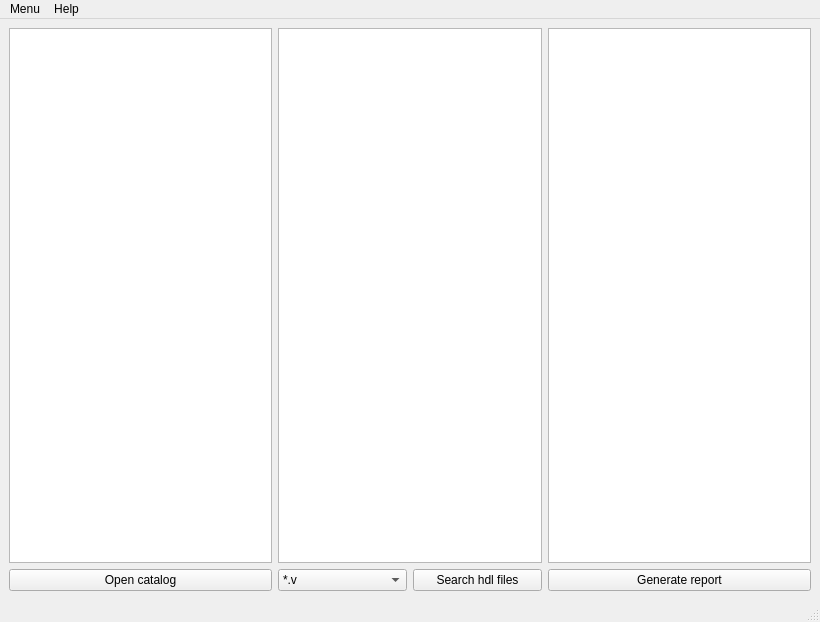
Before: the Qt Designer form VersionExtractor/gui_compon.ui in alexe1ka/VersionExtractor, drawn with Qt 5.
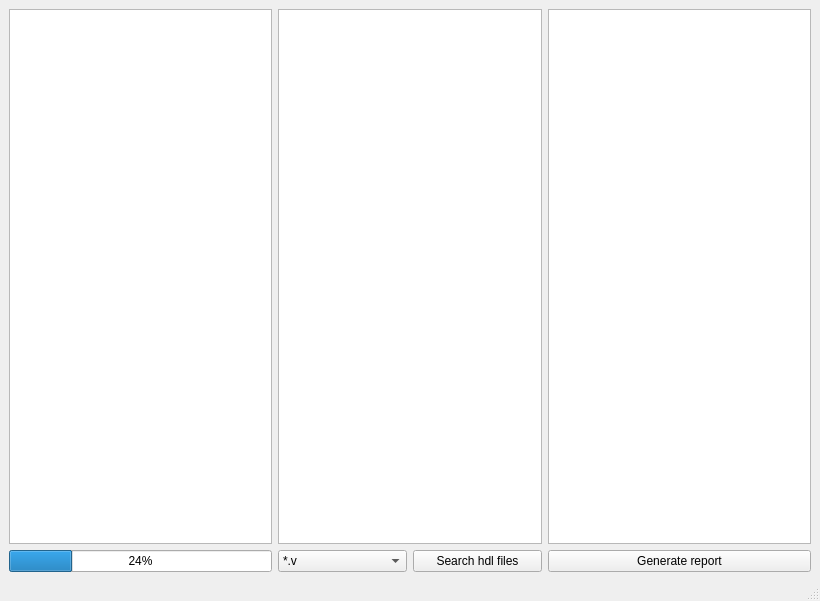
After: the same form once the commit is applied.

What changed in the file:
```diff
--- a/VersionExtractor/gui_compon.ui
+++ b/VersionExtractor/gui_compon.ui
@@ -7,13 +7,25 @@
     <x>0</x>
     <y>0</y>
     <width>820</width>
-    <height>622</height>
+    <height>601</height>
    </rect>
   </property>
+  <property name="minimumSize">
+   <size>
+    <width>820</width>
+    <height>601</height>
+   </size>
+  </property>
   <property name="windowTitle">
    <string>MainWindow</string>
   </property>
   <widget class="QWidget" name="central_widget">
+   <property name="minimumSize">
+    <size>
+     <width>820</width>
+     <height>581</height>
+    </size>
+   </property>
    <layout class="QHBoxLayout" name="horizontalLayout_2">
     <item>
      <layout class="QVBoxLayout" name="leftCatalogLayout">
@@ -21,9 +33,9 @@
        <widget class="QTreeView" name="catalogTreeView"/>
       </item>
       <item>
-       <widget class="QPushButton" name="openCatalogButton">
-        <property name="text">
-         <string>Open catalog</string>
+       <widget class="QProgressBar" name="progressBar">
+        <property name="value">
+         <number>24</number>
         </property>
        </widget>
       </item>
@@ -82,28 +94,6 @@
     </item>
    </layout>
   </widget>
-  <widget class="QMenuBar" name="menubar">
-   <property name="geometry">
-    <rect>
-     <x>0</x>
-     <y>0</y>
-     <width>820</width>
-     <height>21</height>
-    </rect>
-   </property>
-   <widget class="QMenu" name="menuMenu">
-    <property name="title">
-     <string>Menu</string>
-    </property>
-   </widget>
-   <widget class="QMenu" name="menuHelp">
-    <property name="title">
-     <string>Help</string>
-    </property>
-   </widget>
-   <addaction name="menuMenu"/>
-   <addaction name="menuHelp"/>
-  </widget>
   <widget class="QStatusBar" name="statusbar"/>
  </widget>
  <resources/>
```
Left out of the diff: 2 changed lines with no effect on the pictures.
